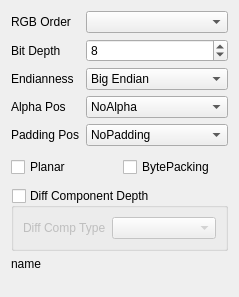
Qt form YUViewLib/ui/videoHandlerRGB_CustomFormatDialog.ui (FaiScofield/YUView) before a commit.
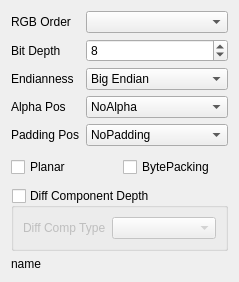
The same form after that commit.

```diff
--- a/YUViewLib/ui/videoHandlerRGB_CustomFormatDialog.ui
+++ b/YUViewLib/ui/videoHandlerRGB_CustomFormatDialog.ui
@@ -7,7 +7,7 @@
     <x>0</x>
     <y>0</y>
     <width>239</width>
-    <height>297</height>
+    <height>268</height>
    </rect>
   </property>
   <property name="windowTitle">
@@ -203,19 +203,6 @@
      </property>
     </widget>
    </item>
-   <item>
-    <spacer name="verticalSpacer">
-     <property name="orientation">
-      <enum>Qt::Vertical</enum>
-     </property>
-     <property name="sizeHint" stdset="0">
-      <size>
-       <width>20</width>
-       <height>40</height>
-      </size>
-     </property>
-    </spacer>
-   </item>
   </layout>
  </widget>
  <tabstops>
```
